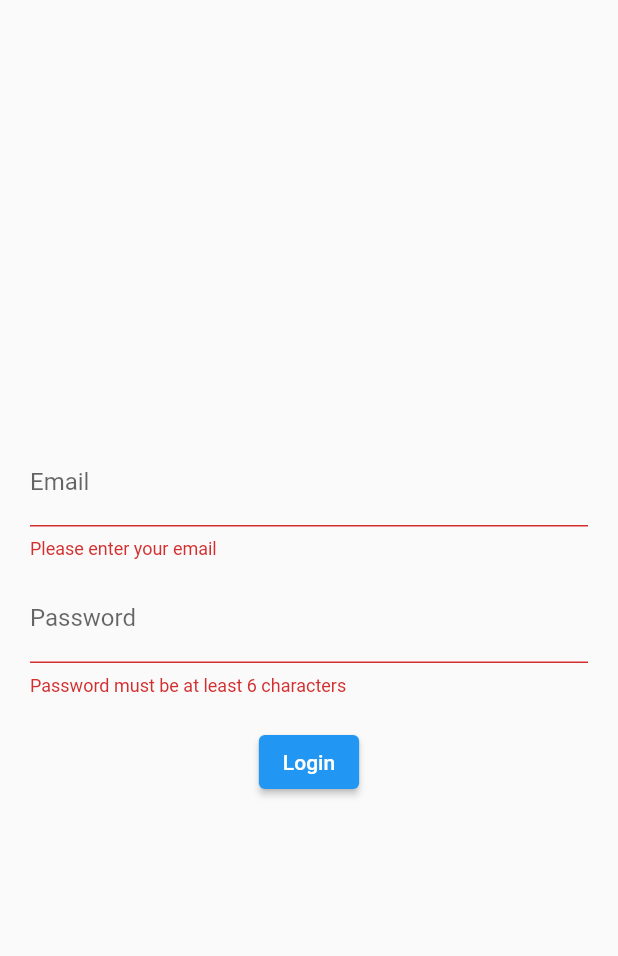
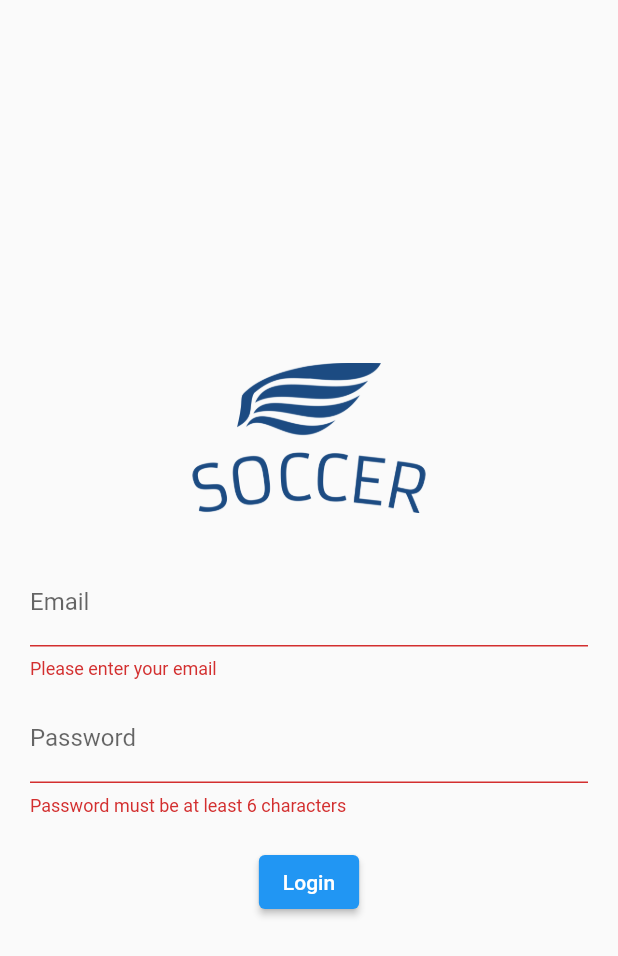
Before and after one commit to UnycornSlayer/score, a Flutter app: the LoginPage screen opened directly, after a tap on "Login", on a phone screen of 412 x 824 dp. Shown: the top 956 px of the screen. Run offline on Flutter 3.47's test engine with Material 2 defaults, Android fonts, the phone set to English and light mode, and no system bars; missing offline and left inert: flutter_session.

Commit message:
login form done

```diff
--- a/lib/login_page.dart
+++ b/lib/login_page.dart
@@ -1,6 +1,15 @@
+// ignore_for_file: library_private_types_in_public_api
+
 import 'package:flutter/material.dart';
+// ignore: import_of_legacy_library_into_null_safe
+import 'package:flutter_session/flutter_session.dart';
+import 'package:score/players_page.dart';
+
+var session = FlutterSession();
 
 class LoginPage extends StatefulWidget {
+  const LoginPage({super.key});
+
   @override
   _LoginPageState createState() => _LoginPageState();
 }
@@ -14,12 +23,23 @@ class _LoginPageState extends State<LoginPage> {
   Widget build(BuildContext context) {
     return Scaffold(
       body: Container(
-        padding: EdgeInsets.all(20.0),
-        child: Form(
+          padding: const EdgeInsets.all(20.0),
+          child: Column(
+            mainAxisAlignment: MainAxisAlignment.center,
+            children: [
+              Form(
                 key: _formKey,
                 child: Column(
                   mainAxisAlignment: MainAxisAlignment.center,
                   children: <Widget>[
+                    Padding(
+                      padding: EdgeInsets.all(30),
+                      child: Image.asset(
+                        "assets/logo.png",
+                        height: 100,
+                        width: 500,
+                      ),
+                    ),
                     TextFormField(
                       validator: (value) {
                         if (value == '') {
@@ -28,11 +48,11 @@ class _LoginPageState extends State<LoginPage> {
                         return null;
                       },
                       onSaved: (value) => _email = value!,
-                decoration: InputDecoration(
+                      decoration: const InputDecoration(
                         labelText: 'Email',
                       ),
                     ),
-              SizedBox(height: 10.0),
+                    const SizedBox(height: 10.0),
                     TextFormField(
                       validator: (value) {
                         if (value != null) {
@@ -43,25 +63,55 @@ class _LoginPageState extends State<LoginPage> {
                         return null;
                       },
                       onSaved: (value) => _password = value ?? '',
-                decoration: InputDecoration(
+                      decoration: const InputDecoration(
                         labelText: 'Password',
                       ),
                       obscureText: true,
                     ),
-              SizedBox(height: 20.0),
+                    const SizedBox(height: 20.0),
                     ElevatedButton(
-                onPressed: () {
+                      onPressed: () async {
                         if (_formKey.currentState!.validate()) {
                           _formKey.currentState!.save();
-                    // Login logic goes here
+                          if (_email == 'admin@admin.cm' &&
+                              _password == 'admincm') {
+                            session.set("isLogin", true);
+                            Navigator.pushReplacement(
+                              context,
+                              MaterialPageRoute(
+                                builder: (context) => const PlayersPage(),
+                              ),
+                            );
+                          } else {
+                            // Show a popup indicating login failure
+                            await showDialog(
+                              context: context,
+                              builder: (BuildContext context) {
+                                return AlertDialog(
+                                  title: const Text("Login Failed"),
+                                  content: const Text(
+                                      "Email or Password is incorrect."),
+                                  actions: [
+                                    ElevatedButton(
+                                      child: const Text("OK"),
+                                      onPressed: () {
+                                        Navigator.of(context).pop();
+                                      },
+                                    ),
+                                  ],
+                                );
+                              },
+                            );
+                          }
                         }
                       },
-                child: Text('Login'),
+                      child: const Text('Login'),
                     ),
                   ],
                 ),
               ),
-      ),
+            ],
+          )),
     );
   }
 }
```
Also changed, not shown: lib/main.dart (+6 -5 lines), lib/players_page.dart (+32 -3 lines), pubspec.yaml (+7 -8 lines), assets/logo.png (added), pubspec.lock, 4 other files. Lines whose indentation alone changed are shown as unchanged.
